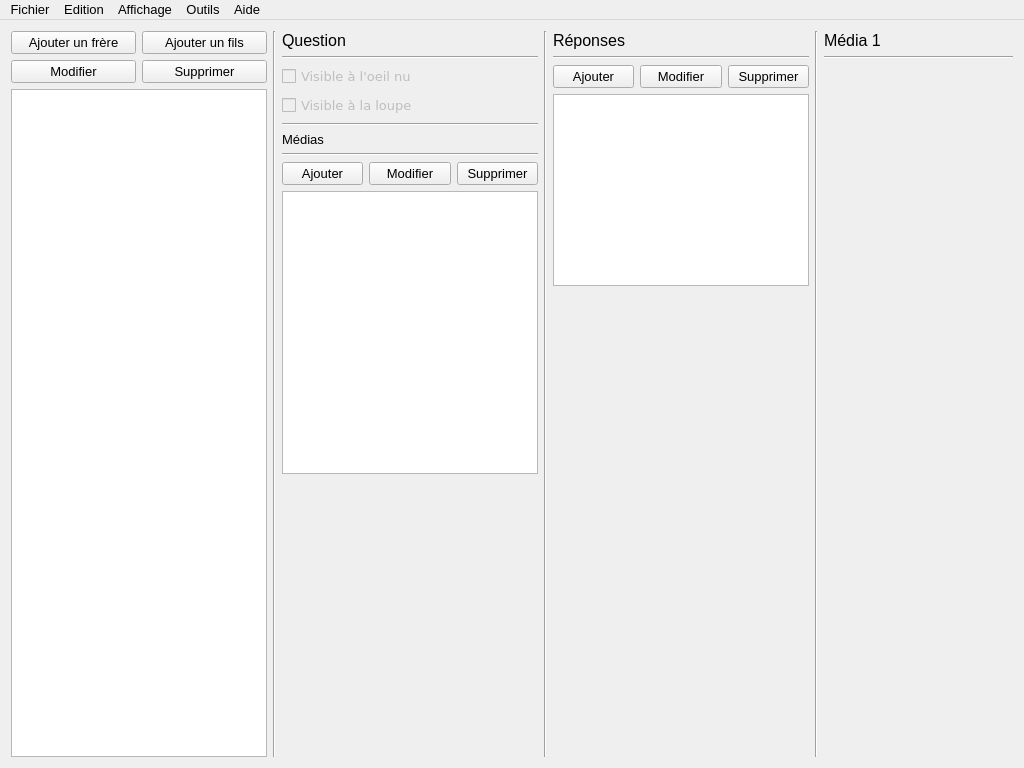
Above: app_pc/ProjetCo_AppPC/mainwindow.ui from AnceretMatthieu/bebete before the change. Below: the same form after it.
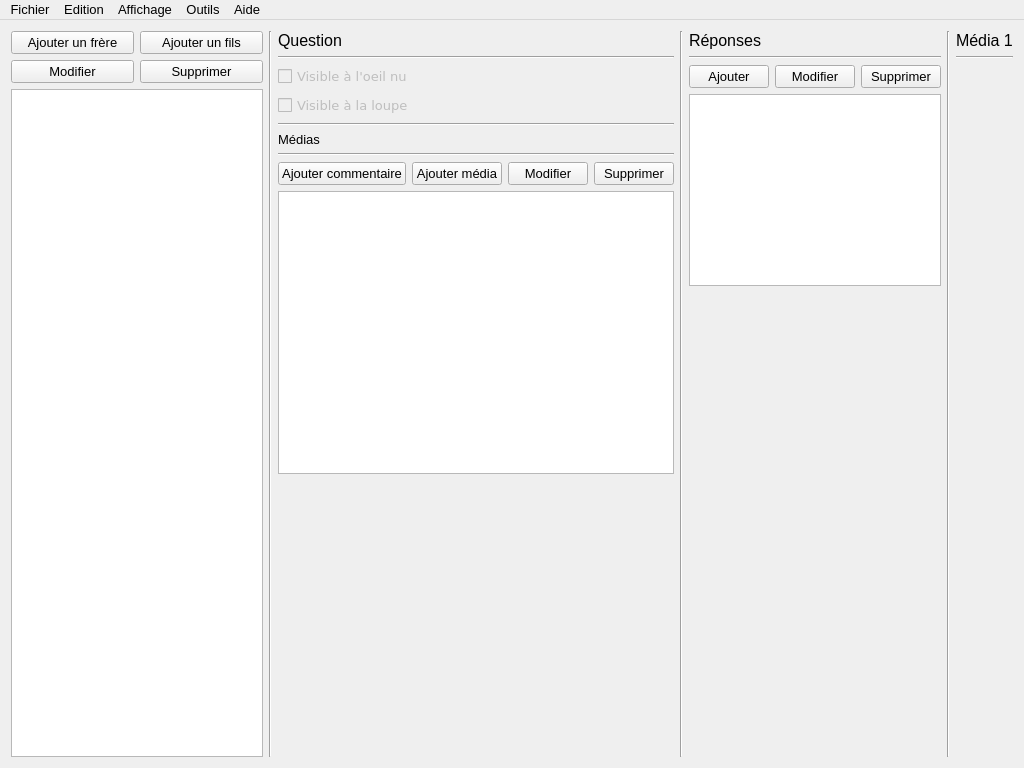
That is the form after the change.

Commit message:
Développement des fonctionnalités derrière les boutons (ajout/modifier/supprimer questions/réponses/médias).
Les modifications ne sont pas toujours appliquées sur la structure de
données en mémoire.

```diff
--- a/app_pc/ProjetCo_AppPC/mainwindow.ui
+++ b/app_pc/ProjetCo_AppPC/mainwindow.ui
@@ -248,6 +248,19 @@
         </item>
         <item>
          <layout class="QHBoxLayout" name="horizontalLayout_3">
+          <item>
+           <widget class="QPushButton" name="button_ajouterComQuestion">
+            <property name="font">
+             <font>
+              <family>MS Shell Dlg 2</family>
+              <pointsize>10</pointsize>
+             </font>
+            </property>
+            <property name="text">
+             <string>Ajouter commentaire</string>
+            </property>
+           </widget>
+          </item>
           <item>
            <widget class="QPushButton" name="button_ajouterMediaQuestion">
             <property name="font">
@@ -257,7 +270,7 @@
              </font>
             </property>
             <property name="text">
-             <string>Ajouter</string>
+             <string>Ajouter média</string>
             </property>
            </widget>
           </item>
```
Left out of the diff: 22 changed lines with no effect on the pictures. The commit also changes 105 other files.
